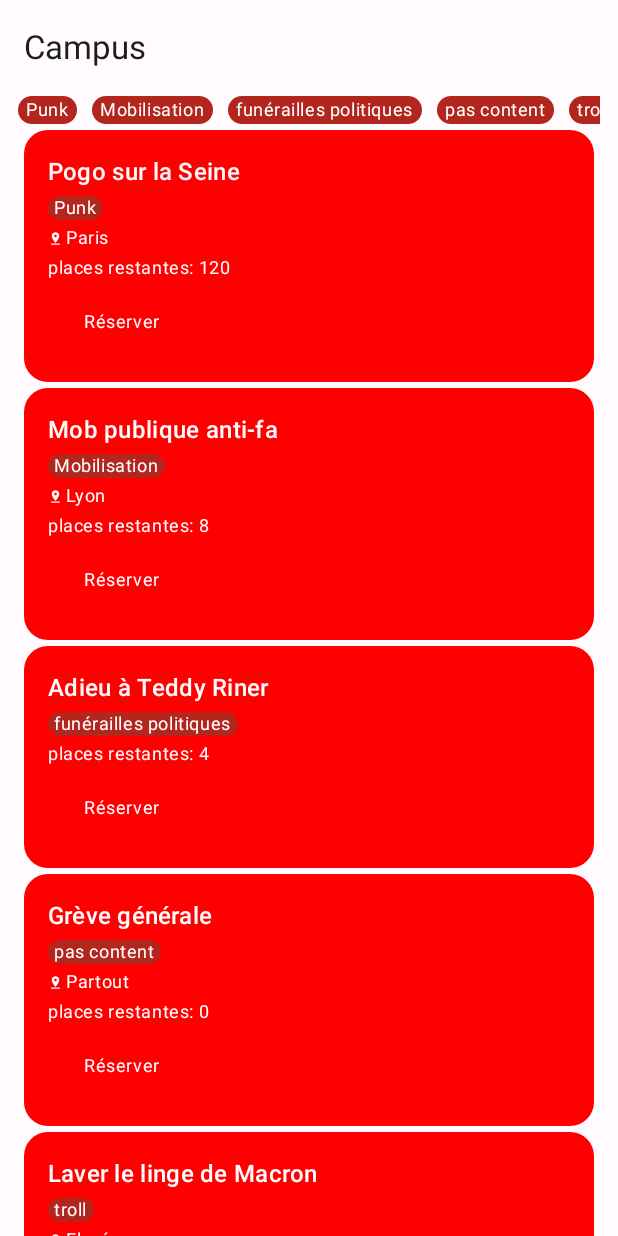
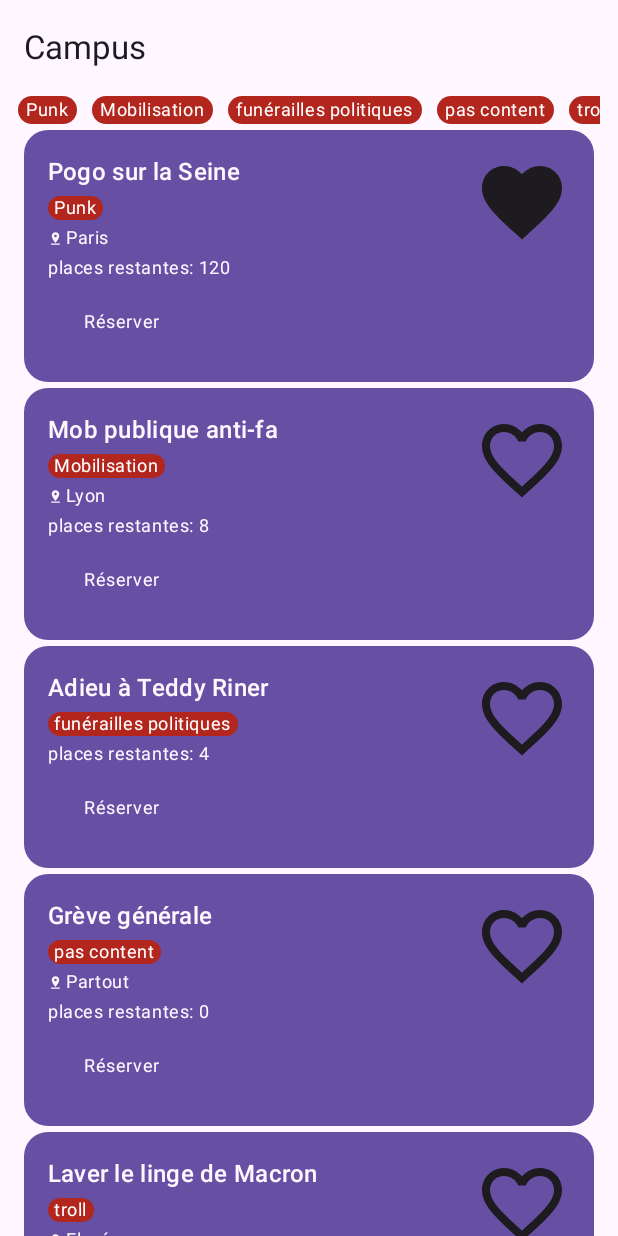
Before and after one commit to leodar163/exercice02_leobg, an Android app built with Jetpack Compose: the screen it shows after launch (MainActivity), after a tap on "Réserver", on a phone screen of 412 x 824 dp. Run offline under Robolectric (Android 15) with nearby library versions, the phone set to English and light mode, and no system bars; 1 other tap on this screen came first.

Commit message:
catalogue v0.3

```diff
--- a/app/build.gradle.kts
+++ b/app/build.gradle.kts
@@ -53,4 +53,5 @@ dependencies {
     debugImplementation(libs.androidx.compose.ui.test.manifest)
     debugImplementation(libs.androidx.compose.ui.tooling)
     implementation("androidx.compose.material:material-icons-extended")
+    implementation(libs.androidx.lifecycle.viewmodel.compose)
 }
--- a/app/src/main/java/com/leobg/exercice02_leobg/MainActivity.kt
+++ b/app/src/main/java/com/leobg/exercice02_leobg/MainActivity.kt
@@ -1,39 +1,19 @@
 package com.leobg.exercice02_leobg
 
 import android.os.Bundle
-import android.util.Log
 import androidx.activity.ComponentActivity
 import androidx.activity.compose.setContent
 import androidx.activity.enableEdgeToEdge
-import androidx.compose.material3.Text
-import androidx.compose.runtime.Composable
-import androidx.compose.ui.Modifier
-import androidx.compose.ui.tooling.preview.Preview
-import com.leobg.exercice02_leobg.components.EventListScreen
-import com.leobg.exercice02_leobg.models.Event
-import com.leobg.exercice02_leobg.ui.theme.Exercice02_leobgTheme
+import com.leobg.exercice02_leobg.components.EventScreen
 
 class MainActivity : ComponentActivity() {
-    val eventList = listOf(
-        Event(0, "Pogo sur la Seine", "Punk", 120, "Paris"),
-        Event(1, "Mob publique anti-fa", "Mobilisation", 8, "Lyon"),
-        Event(2, "Adieu à Teddy Riner", "funérailles politiques", capacity = 4),
-        Event(3, "Grève générale", "pas content", 0, "Partout"),
-        Event(4, "Laver le linge de Macron", "troll", 5000, "Elysée"),
-    )
+
 
     override fun onCreate(savedInstanceState: Bundle?) {
         super.onCreate(savedInstanceState)
         enableEdgeToEdge()
         setContent {
-            Exercice02_leobgTheme {
-                EventListScreen(eventList) {
-                    Log.d(
-                        "[Campus][Reservation]",
-                        "Réservé une place pour l'évènement '${it.title}'"
-                    )
-                }
-            }
+            EventScreen()
         }
     }
 }
--- a/app/src/main/java/com/leobg/exercice02_leobg/components/EventCard.kt
+++ b/app/src/main/java/com/leobg/exercice02_leobg/components/EventCard.kt
@@ -1,20 +1,25 @@
 package com.leobg.exercice02_leobg.components
 
 import androidx.compose.foundation.background
+import androidx.compose.foundation.clickable
 import androidx.compose.foundation.layout.Arrangement
 import androidx.compose.foundation.layout.Box
 import androidx.compose.foundation.layout.Column
 import androidx.compose.foundation.layout.Row
+import androidx.compose.foundation.layout.fillMaxSize
 import androidx.compose.foundation.layout.fillMaxWidth
 import androidx.compose.foundation.layout.padding
 import androidx.compose.foundation.layout.size
 import androidx.compose.foundation.layout.wrapContentHeight
 import androidx.compose.foundation.layout.wrapContentSize
+import androidx.compose.foundation.layout.wrapContentWidth
 import androidx.compose.foundation.shape.AbsoluteRoundedCornerShape
 import androidx.compose.foundation.shape.CircleShape
 import androidx.compose.material3.Button
 import androidx.compose.material3.Icon
 import androidx.compose.material.icons.Icons
+import androidx.compose.material.icons.filled.Favorite
+import androidx.compose.material.icons.filled.FavoriteBorder
 import androidx.compose.material.icons.filled.PinDrop
 import androidx.compose.material3.Badge
 import androidx.compose.material3.MaterialTheme
@@ -23,25 +28,29 @@ import androidx.compose.runtime.Composable
 import androidx.compose.ui.Alignment
 import androidx.compose.ui.Modifier
 import androidx.compose.ui.draw.clip
-import androidx.compose.ui.draw.shadow
-import androidx.compose.ui.graphics.Color
 import androidx.compose.ui.res.stringResource
 import androidx.compose.ui.tooling.preview.Preview
 import androidx.compose.ui.unit.dp
-import androidx.compose.ui.unit.sp
 import com.leobg.exercice02_leobg.R
 import com.leobg.exercice02_leobg.models.Event
+import com.leobg.exercice02_leobg.models.sample.sampleEvents
 import com.leobg.exercice02_leobg.ui.theme.Exercice02_leobgTheme
 
 @Composable
-fun EventCard(event: Event, onBook: (event: Event) -> Unit) {
-    Box(
+fun EventCard(
+    event: Event,
+    onBook: (event: Event) -> Unit,
+    isFavorite: Boolean = false,
+    onFavorite: (id: Int) -> Unit,
+) {
+    Row(
         modifier = Modifier
             .fillMaxWidth()
             .wrapContentHeight()
             .clip(AbsoluteRoundedCornerShape(16.dp))
             .background(color = MaterialTheme.colorScheme.primary)
-            .padding(16.dp)
+            .padding(16.dp),
+        horizontalArrangement = Arrangement.SpaceBetween
     ) {
         Column(verticalArrangement = Arrangement.spacedBy(4.dp)) {
             Text(
@@ -81,15 +90,25 @@ fun EventCard(event: Event, onBook: (event: Event) -> Unit) {
                 )
             }
         }
+        Box(
+            modifier = Modifier.wrapContentWidth(),
+            contentAlignment = Alignment.TopEnd
+        ) {
+            Icon(
+                imageVector = if (isFavorite) Icons.Default.Favorite else Icons.Default.FavoriteBorder,
+                contentDescription = "favorite button",
+                modifier = Modifier.size(64.dp).clickable {onFavorite(event.id)}
+            )
+        }
     }
 }
 
 @Composable
 @Preview
 fun EventCardPreview() {
-    Exercice02_leobgTheme {
+    Exercice02_leobgTheme(darkTheme = true) {
         Box(modifier = Modifier.size(400.dp, 400.dp)) {
-            EventCard(event = Event(2, "titre", "categorie", capacity = 5, "Paris")) { }
+            EventCard(sampleEvents[0], {}) { }
         }
     }
 }
--- a/app/src/main/java/com/leobg/exercice02_leobg/components/EventListScreen.kt
+++ b/app/src/main/java/com/leobg/exercice02_leobg/components/EventListScreen.kt
@@ -1,13 +1,10 @@
 package com.leobg.exercice02_leobg.components
 
-import androidx.compose.foundation.background
 import androidx.compose.foundation.layout.Arrangement
-import androidx.compose.foundation.layout.Box
 import androidx.compose.foundation.layout.Column
 import androidx.compose.foundation.layout.fillMaxSize
 import androidx.compose.foundation.layout.fillMaxWidth
 import androidx.compose.foundation.layout.padding
-import androidx.compose.foundation.layout.size
 import androidx.compose.foundation.layout.wrapContentHeight
 import androidx.compose.foundation.lazy.LazyColumn
 import androidx.compose.foundation.lazy.items
@@ -18,17 +15,27 @@ import androidx.compose.material3.Text
 import androidx.compose.material3.TopAppBar
 import androidx.compose.runtime.Composable
 import androidx.compose.ui.Modifier
-import androidx.compose.ui.graphics.Color
 import androidx.compose.ui.tooling.preview.Preview
 import androidx.compose.ui.unit.dp
-import androidx.compose.ui.unit.sp
+import androidx.lifecycle.compose.collectAsStateWithLifecycle
 import com.leobg.exercice02_leobg.models.Event
+import com.leobg.exercice02_leobg.models.sample.sampleEvents
 import com.leobg.exercice02_leobg.ui.theme.Exercice02_leobgTheme
+import com.leobg.exercice02_leobg.viewModels.EventsViewModel
+import androidx.lifecycle.viewmodel.compose.viewModel
+
 
 @OptIn(ExperimentalMaterial3Api::class)
 @Composable
-fun EventListScreen(events: List<Event>, onBook: (event: Event) -> Unit) {
+fun EventListScreen(
+    events: List<Event>,
+    onBook: (event: Event) -> Unit,
+    favoriteIds: List<Int> = emptyList(),
+    onFavorite: (Int) -> Unit,
+) {
     val categories = events.map { it.category }.distinct()
+
+
 
     Scaffold(
         modifier = Modifier.fillMaxSize(),
@@ -49,7 +56,12 @@ fun EventListScreen(events: List<Event>, onBook: (event: Event) -> Unit) {
                 verticalArrangement = Arrangement.spacedBy(4.dp),
             ) {
                 items(events, key = { it.id }) {
-                    EventCard(it) { onBook(it) }
+                    EventCard(
+                        it,
+                        { onBook(it) },
+                        isFavorite = it.id in favoriteIds,
+                        onFavorite = onFavorite
+                    )
                 }
             }
         }
@@ -59,15 +71,8 @@ fun EventListScreen(events: List<Event>, onBook: (event: Event) -> Unit) {
 @Composable
 @Preview
 fun EventListScreenPreview() {
-    val eventList = listOf(
-        Event(0, "Pogo sur la Seine", "Punk", 120, "Paris"),
-        Event(1, "Mob publique anti-fa", "Mobilisation", 8, "Lyon"),
-        Event(2, "Adieu à Teddy Riner", "funérailles politiques", capacity = 4),
-        Event(3, "Grève générale", "pas content", 0, "Partout"),
-        Event(4, "Laver le linge de Macron", "troll", 5000, "Elysée"),
-    )
 
     Exercice02_leobgTheme(darkTheme = false) {
-        EventListScreen(eventList) {}
+        EventListScreen(sampleEvents, {}) {}
     }
 }
--- /dev/null
+++ b/app/src/main/java/com/leobg/exercice02_leobg/components/EventScreen.kt
@@ -0,0 +1,28 @@
+package com.leobg.exercice02_leobg.components
+
+import android.util.Log
+import androidx.compose.material3.Text
+import androidx.compose.runtime.Composable
+import androidx.compose.runtime.getValue
+import androidx.lifecycle.compose.collectAsStateWithLifecycle
+import androidx.lifecycle.viewmodel.compose.viewModel
+import com.leobg.exercice02_leobg.viewModels.EventContent
+import com.leobg.exercice02_leobg.viewModels.EventsViewModel
+
+@Composable
+fun EventScreen(viewModel: EventsViewModel = viewModel()) {
+    val uiState by viewModel.uiState.collectAsStateWithLifecycle()
+
+    when (val content = uiState.content) {
+        is EventContent.Success -> EventListScreen(
+            events = content.events,
+            favoriteIds = uiState.favoriteIds,
+            onBook = {Log.d(
+                "[Campus][Reservation]",
+                "Réservé une place pour l'évènement '${it.title}'"
+            )},
+            onFavorite = {viewModel.onFavoriteClick(it)}
+        )
+        EventContent.Empty -> Text("Aucun évènement à afficher")
+    }
+}
--- /dev/null
+++ b/app/src/main/java/com/leobg/exercice02_leobg/models/sample/SampleEvents.kt
@@ -0,0 +1,11 @@
+package com.leobg.exercice02_leobg.models.sample
+
+import com.leobg.exercice02_leobg.models.Event
+
+val sampleEvents = listOf(
+    Event(0, "Pogo sur la Seine", "Punk", 120, "Paris"),
+    Event(1, "Mob publique anti-fa", "Mobilisation", 8, "Lyon"),
+    Event(2, "Adieu à Teddy Riner", "funérailles politiques", capacity = 4),
+    Event(3, "Grève générale", "pas content", 0, "Partout"),
+    Event(4, "Laver le linge de Macron", "troll", 5000, "Elysée"),
+)
--- /dev/null
+++ b/app/src/main/java/com/leobg/exercice02_leobg/viewModels/EventsViewModel.kt
@@ -0,0 +1,38 @@
+package com.leobg.exercice02_leobg.viewModels
+
+import androidx.lifecycle.ViewModel
+import com.leobg.exercice02_leobg.models.Event
+import com.leobg.exercice02_leobg.models.sample.sampleEvents
+import kotlinx.coroutines.flow.MutableStateFlow
+import kotlinx.coroutines.flow.asStateFlow
+import kotlinx.coroutines.flow.update
+
+sealed class EventContent {
+    data class Success(val events: List<Event>) : EventContent()
+    data object Empty : EventContent()
+}
+
+data class EventUIState(
+    val content: EventContent,
+    val favoriteIds: List<Int> = emptyList(),
+)
+
+class EventsViewModel : ViewModel() {
+
+    private val _uiState = MutableStateFlow(
+        EventUIState(content = EventContent.Success(sampleEvents))
+    )
+
+    val uiState = _uiState.asStateFlow()
+
+    fun onFavoriteClick(eventId: Int) {
+        _uiState.update {
+            it.copy(
+                favoriteIds = if (eventId in it.favoriteIds)
+                    it.favoriteIds - eventId
+                else
+                    it.favoriteIds + eventId
+            )
+        }
+    }
+}
--- a/gradle/libs.versions.toml
+++ b/gradle/libs.versions.toml
@@ -1,5 +1,5 @@
 [versions]
-agp = "9.5.1"
+agp = "9.5.2"
 coreKtx = "1.10.1"
 junit = "4.13.2"
 junitVersion = "1.1.5"
@@ -25,6 +25,7 @@ androidx-compose-ui-test-manifest = { group = "androidx.compose.ui", name = "ui-
 androidx-compose-ui-test-junit4 = { group = "androidx.compose.ui", name = "ui-test-junit4" }
 androidx-compose-material3 = { group = "androidx.compose.material3", name = "material3" }
 androidx-compose-material-icons-extended = { group = "androidx.compose.material", name = "material-icons-extended" }
+androidx-lifecycle-viewmodel-compose = { group = "androidx.lifecycle", name = "lifecycle-viewmodel-compose", version.ref = "lifecycleRuntimeKtx" }
 
 [plugins]
 android-application = { id = "com.android.application", version.ref = "agp" }
```
Also changed, not shown: app/src/main/java/com/leobg/exercice02_leobg/components/EventDetailScreen.kt (+32 -13 lines).
